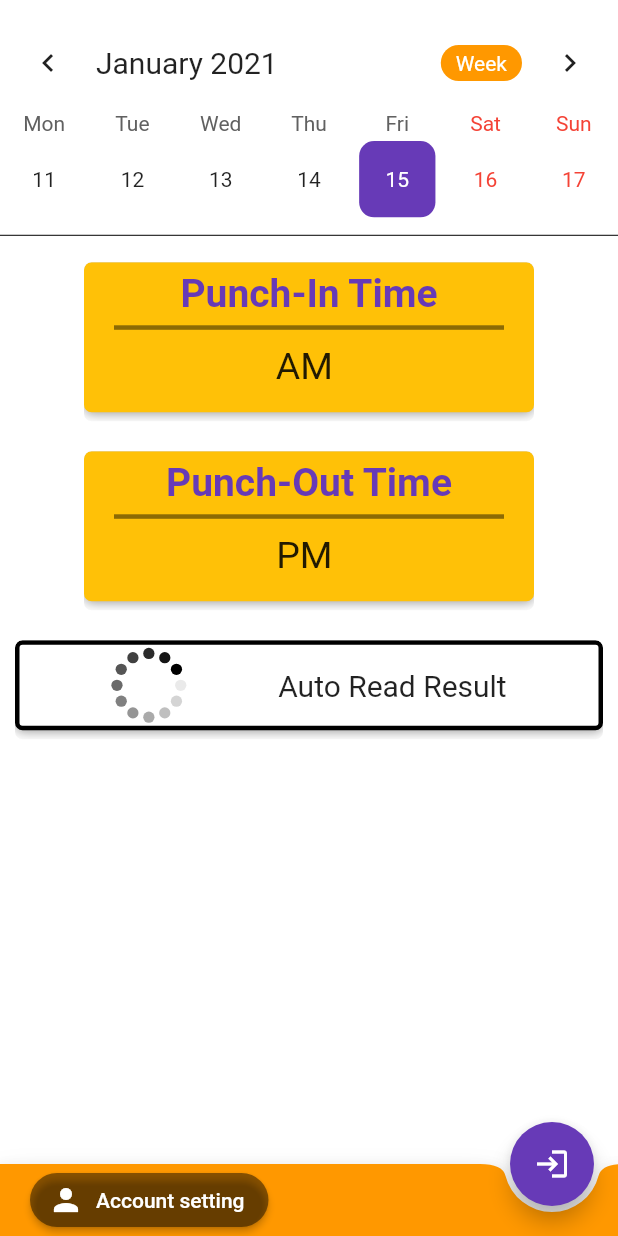
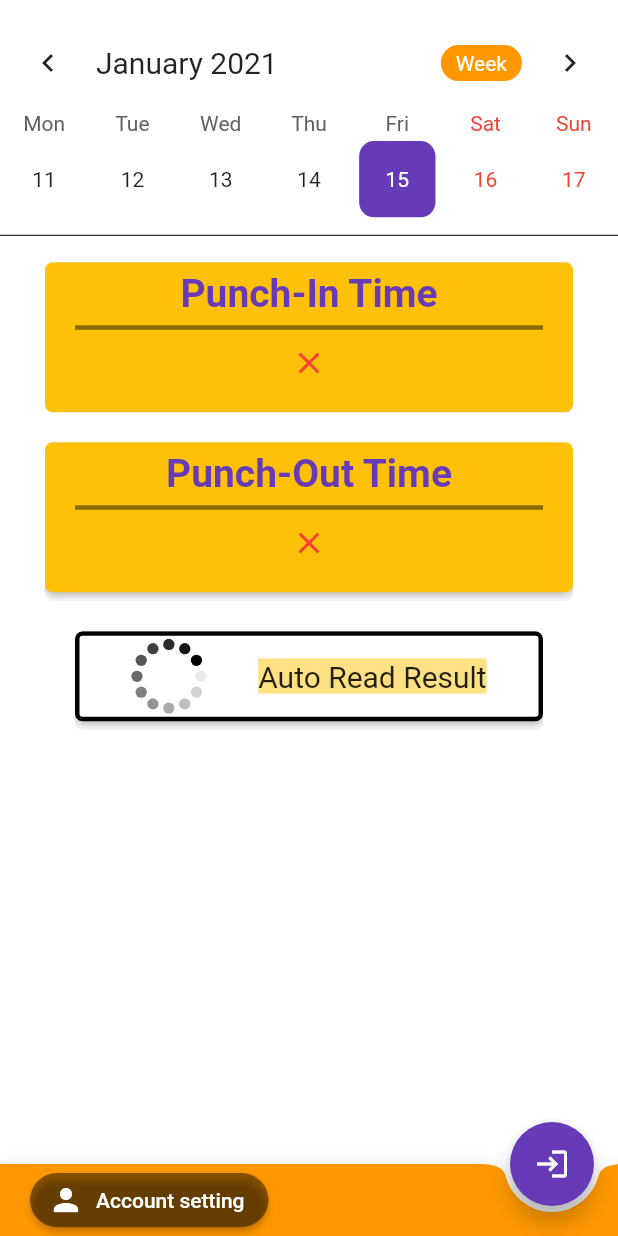
Before and after one commit to WayneHe1221/PunchHelper, a Flutter app: the screen it shows after launch, on a phone screen of 412 x 824 dp. Run offline on Flutter 3.47's test engine with Material 2 defaults, Android fonts, the phone set to English and light mode, and no system bars; drawn by our look-alikes of table_calendar; our stand-ins replace flutter_spinkit, shared_preferences; missing offline and left inert: tesseract_ocr.

Commit message:
Update auto fresh time when punch success

```diff
--- a/lib/main.dart
+++ b/lib/main.dart
@@ -252,7 +252,6 @@ class _HomePageState extends State<PunchHelper>{
         punchTimes = {};
       }
       for (var time in punchTime) {
-        print(time.innerHtml);
         String result = time.innerHtml.replaceAll(new RegExp(r"\s+"), "");
         result = result.substring(0,10);
         if(result.substring(8,10) == "AM"){
@@ -297,13 +296,11 @@ class _HomePageState extends State<PunchHelper>{
             ),
             Center(
               child: Padding(
-                padding: const EdgeInsets.all(10.0),
+                padding: EdgeInsets.fromLTRB(30.0, 10.0, 30.0, 10.0),
                 child: ClipRRect(
                   borderRadius: BorderRadius.circular(5.0),
                   child: Container(
                     height: 100.0,
-                    width: 300,
-                    margin: const EdgeInsets.only(bottom: 6.0), //Same as `blurRadius` i guess
                     decoration: BoxDecoration(
                       borderRadius: BorderRadius.circular(5.0),
                       color: Colors.amber,
@@ -330,7 +327,9 @@ class _HomePageState extends State<PunchHelper>{
                         ),
                         Padding(
                           padding: const EdgeInsets.all(10.0),
-                          child: Text("AM " + punchTimes["AM"], style: TextStyle(fontSize: 25),),
+                          child: punchIn
+                              ? Text("AM " + punchTimes["AM"], style: TextStyle(fontSize: 25),)
+                              : Icon(Icons.close, color: Colors.red,),
                         )
                       ],
                     ),
@@ -340,12 +339,11 @@ class _HomePageState extends State<PunchHelper>{
             ),
             Center(
               child: Padding(
-                padding: const EdgeInsets.all(10.0),
+                padding: EdgeInsets.fromLTRB(30.0, 10.0, 30.0, 10.0),
                 child: ClipRRect(
                   borderRadius: BorderRadius.circular(5.0),
                   child: Container(
                     height: 100.0,
-                    width: 300,
                     margin: const EdgeInsets.only(bottom: 6.0), //Same as `blurRadius` i guess
                     decoration: BoxDecoration(
                       borderRadius: BorderRadius.circular(5.0),
@@ -373,7 +371,9 @@ class _HomePageState extends State<PunchHelper>{
                         ),
                         Padding(
                           padding: const EdgeInsets.all(10.0),
-                          child: Text("PM " + punchTimes["PM"], style: TextStyle(fontSize: 25),),
+                          child: punchOut
+                          ? Text("PM " + punchTimes["PM"], style: TextStyle(fontSize: 25),)
+                          : Icon(Icons.close, color: Colors.red,),
                         )
                       ],
                     ),
@@ -381,42 +381,9 @@ class _HomePageState extends State<PunchHelper>{
                 ),
               ),
             ),
-        //     Row(
-        //   mainAxisAlignment: MainAxisAlignment.spaceEvenly,
-        //   children: [
-        //     Card(
-        //       child: Padding(
-        //         padding: EdgeInsets.all(8),
-        //         child: Text('Punch In: '),
-        //       ),
-        //     ),
-        //     punchIn
-        //         ? Icon(Icons.done, color: Colors.green)
-        //         : Icon(
-        //             Icons.close,
-        //             color: Colors.red,
-        //           ),
-        //     Card(
-        //       child: Padding(
-        //         padding: EdgeInsets.all(8),
-        //         child: Text('Punch Out:'),
-        //       ),
-        //     ),
-        //     punchOut
-        //         ? Icon(Icons.done, color: Colors.green)
-        //         : Icon(
-        //             Icons.close,
-        //             color: Colors.red,
-        //           ),
-        //   ],
-        // ),
-        //   SizedBox(
-        //   height: 20,
-        // ),
-
             Center(
               child: Padding(
-                padding: const EdgeInsets.all(10.0),
+                padding: EdgeInsets.fromLTRB(50.0, 10.0, 50.0, 10.0),
                 child: ClipRRect(
                   borderRadius: BorderRadius.circular(5.0),
                   child: Container(
@@ -447,7 +414,7 @@ class _HomePageState extends State<PunchHelper>{
                         Center(
                             child: Text(
                               _extractText,
-                              style: TextStyle(fontSize: 20),
+                              style: TextStyle(fontSize: 20, backgroundColor: Colors.amber[200]),
                             )),
                       ],
                     ),
```
